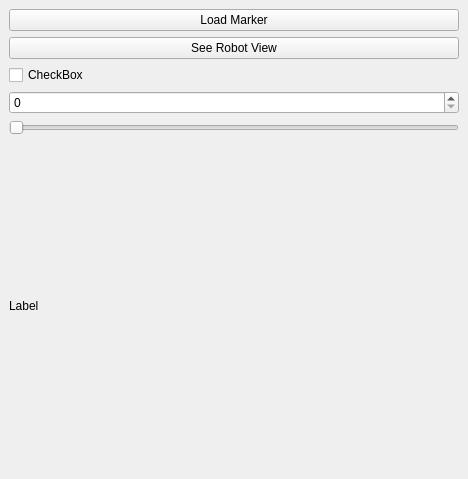
This is finalProject/SamplePluginPA10/src/SamplePlugin.ui in niive12/rovi as Qt 5 draws it before an edit. The edited form follows.
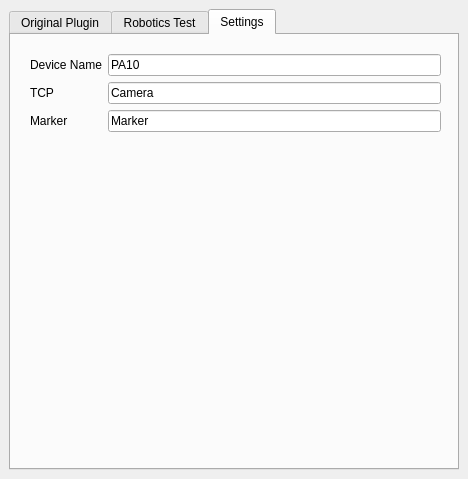
This is the edited form.

Commit message: Visual servoing added to the plugin.

What changed in the file:
```diff
--- a/finalProject/SamplePluginPA10/src/SamplePlugin.ui
+++ b/finalProject/SamplePluginPA10/src/SamplePlugin.ui
@@ -16,6 +16,23 @@
   <widget class="QWidget" name="dockWidgetContents">
    <layout class="QVBoxLayout" name="verticalLayout_2">
     <item>
+     <widget class="QTabWidget" name="tabWidget">
+      <property name="currentIndex">
+       <number>2</number>
+      </property>
+      <widget class="QWidget" name="tab">
+       <attribute name="title">
+        <string>Original Plugin</string>
+       </attribute>
+       <widget class="QWidget" name="layoutWidget">
+        <property name="geometry">
+         <rect>
+          <x>0</x>
+          <y>0</y>
+          <width>450</width>
+          <height>181</height>
+         </rect>
+        </property>
      <layout class="QVBoxLayout" name="verticalLayout">
       <item>
        <widget class="QPushButton" name="_btn0">
@@ -56,6 +73,118 @@
        </widget>
       </item>
      </layout>
+       </widget>
+      </widget>
+      <widget class="QWidget" name="tab_2">
+       <attribute name="title">
+        <string>Robotics Test</string>
+       </attribute>
+       <widget class="QPushButton" name="_btn_rotest_loadMarker">
+        <property name="geometry">
+         <rect>
+          <x>110</x>
+          <y>10</y>
+          <width>231</width>
+          <height>27</height>
+         </rect>
+        </property>
+        <property name="text">
+         <string>Load Marker Movement</string>
+        </property>
+       </widget>
+       <widget class="QPushButton" name="_btn_rotest_computeQ">
+        <property name="geometry">
+         <rect>
+          <x>110</x>
+          <y>50</y>
+          <width>231</width>
+          <height>27</height>
+         </rect>
+        </property>
+        <property name="text">
+         <string>(Re)Compute dq's and final Q</string>
+        </property>
+       </widget>
+       <widget class="QSlider" name="_slider_rotest_Q">
+        <property name="geometry">
+         <rect>
+          <x>20</x>
+          <y>110</y>
+          <width>411</width>
+          <height>29</height>
+         </rect>
+        </property>
+        <property name="maximum">
+         <number>0</number>
+        </property>
+        <property name="singleStep">
+         <number>1</number>
+        </property>
+        <property name="orientation">
+         <enum>Qt::Horizontal</enum>
+        </property>
+       </widget>
+      </widget>
+      <widget class="QWidget" name="tab_3">
+       <attribute name="title">
+        <string>Settings</string>
+       </attribute>
+       <widget class="QWidget" name="formLayoutWidget">
+        <property name="geometry">
+         <rect>
+          <x>19</x>
+          <y>19</y>
+          <width>411</width>
+          <height>95</height>
+         </rect>
+        </property>
+        <layout class="QFormLayout" name="formLayout">
+         <item row="0" column="0">
+          <widget class="QLabel" name="deviceNameLabel">
+           <property name="text">
+            <string>Device Name</string>
+           </property>
+          </widget>
+         </item>
+         <item row="0" column="1">
+          <widget class="QLineEdit" name="_line_settings_devName">
+           <property name="text">
+            <string>PA10</string>
+           </property>
+          </widget>
+         </item>
+         <item row="1" column="0">
+          <widget class="QLabel" name="tCPLabel">
+           <property name="text">
+            <string>TCP</string>
+           </property>
+          </widget>
+         </item>
+         <item row="1" column="1">
+          <widget class="QLineEdit" name="_line_settings_tcp">
+           <property name="text">
+            <string>Camera</string>
+           </property>
+          </widget>
+         </item>
+         <item row="2" column="0">
+          <widget class="QLabel" name="markerLabel">
+           <property name="text">
+            <string>Marker</string>
+           </property>
+          </widget>
+         </item>
+         <item row="2" column="1">
+          <widget class="QLineEdit" name="_line_settings_marker">
+           <property name="text">
+            <string>Marker</string>
+           </property>
+          </widget>
+         </item>
+        </layout>
+       </widget>
+      </widget>
+     </widget>
     </item>
    </layout>
   </widget>
```
Lines whose indentation alone changed are shown as unchanged. The commit also changes 5 other files.
